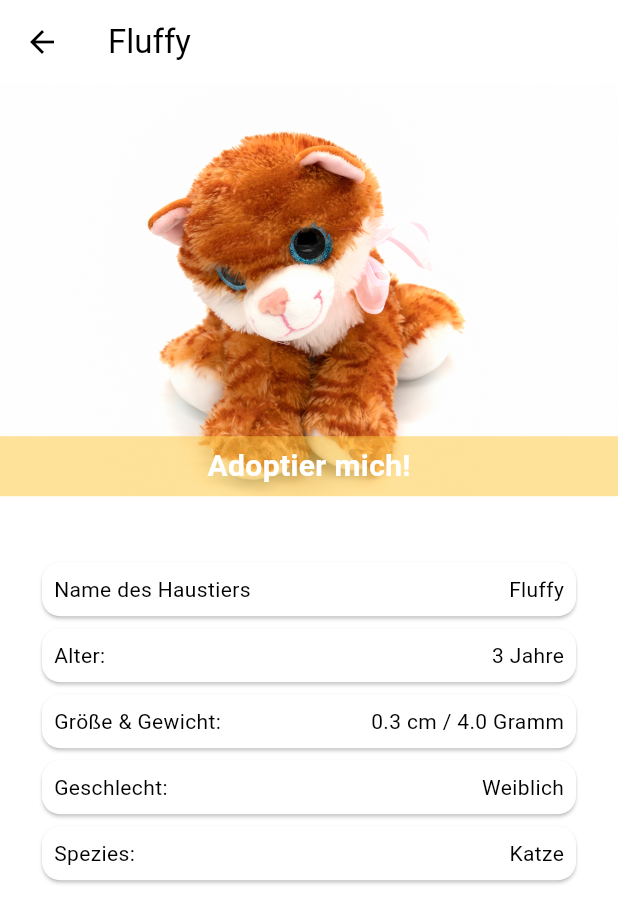
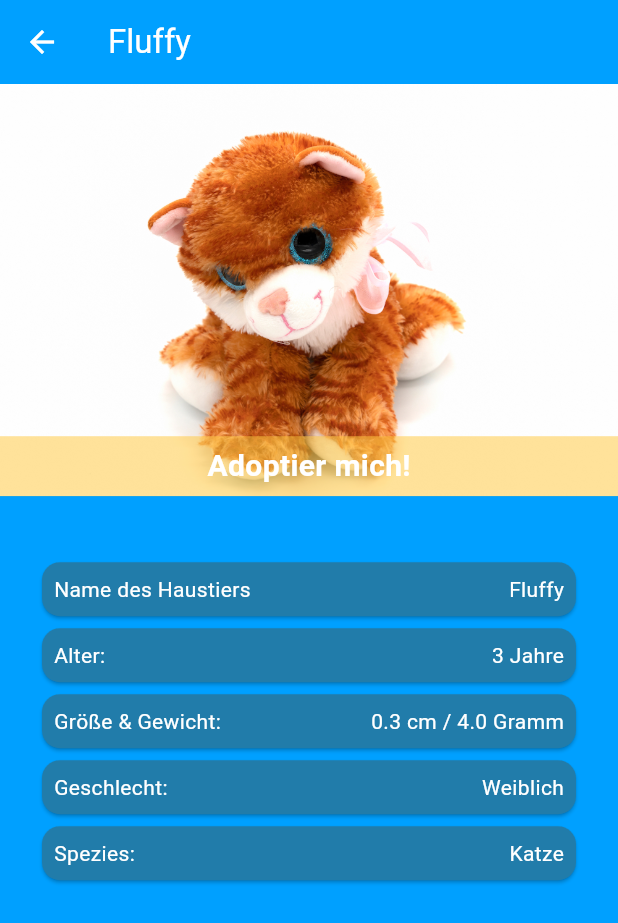
Before and after one commit to Isedin/pets-adopting-app, a Flutter app: the screen it shows after launch, after a tap on "Fluffy", on a phone screen of 412 x 824 dp. Shown: the top 923 px of the screen. Run offline on Flutter 3.47's test engine with Material 3 defaults, Android fonts, the phone set to English and light mode, and no system bars.

Commit message:
Add CustomColors class for centralized color management
- Introduced a new file `custom_colors.dart` in the theme directory.
- Defined a `CustomColors` class containing static color constants for primary, secondary, background, surface, error, and various shades of blue, orange, yellow, and red.
- This implementation aims to streamline color usage across the application and enhance maintainability.

```diff
--- a/lib/main.dart
+++ b/lib/main.dart
@@ -5,6 +5,7 @@ import 'package:pummel_the_fish/data/repositories/fake_pet_repository.dart';
 import 'package:pummel_the_fish/screens/create_pet_screen.dart';
 import 'package:pummel_the_fish/screens/home_screen.dart';
 import 'package:pummel_the_fish/screens/splash_screen.dart';
+import 'package:pummel_the_fish/theme/custom_colors.dart';
 
 void main() {
   final owner = Owner(id: "1", name: "Isedin");
@@ -193,13 +194,27 @@ class MyApp extends StatelessWidget {
       theme: ThemeData(
         useMaterial3: true,
         colorScheme: const ColorScheme.light(
-          primary: Colors.blue,
+          brightness: Brightness.light,
+          primary: CustomColors.blueDark,
           onPrimary: Colors.white,
           secondary: Colors.amber,
-          onSecondary: Colors.black,
-          surface: Colors.white,
-          onSurface: Colors.black,
+          onSecondary: Colors.white,
+          surface: CustomColors.blueLight,
+          onSurface: CustomColors.white,
         ),
+        inputDecorationTheme: const InputDecorationTheme(
+          enabledBorder: const UnderlineInputBorder(
+            borderSide: BorderSide(color: CustomColors.blueDark),
+          ),
+          focusedBorder: UnderlineInputBorder(
+            borderSide: BorderSide(color: CustomColors.blueLight),
+          ),
+          focusedErrorBorder: const UnderlineInputBorder(
+            borderSide: BorderSide(color: CustomColors.red),
+          ),
+        ),
+        fontFamily: 'Roboto',
+        textTheme: const TextTheme(),
       ),
       // home: const SplashScreen(),
       // home: const CreatePetScreen(),
--- a/lib/screens/create_pet_screen.dart
+++ b/lib/screens/create_pet_screen.dart
@@ -96,6 +96,7 @@ class _CreatePetScreenState extends State<CreatePetScreen> {
                 DropdownButtonFormField<Species>(
                   hint: const Text('Tierart auswählen'),
                   items: const [
+                    // Icon(FontAwesome.fish, color: CustomColors.blueMedium,)
                     DropdownMenuItem(value: Species.dog, child: Text('Hund')),
                     DropdownMenuItem(value: Species.cat, child: Text('Katze')),
                     DropdownMenuItem(value: Species.fish, child: Text('Fisch')),
--- a/lib/screens/detail_pet_screen.dart
+++ b/lib/screens/detail_pet_screen.dart
@@ -1,5 +1,6 @@
 import 'package:flutter/material.dart';
 import 'package:pummel_the_fish/data/models/pet.dart';
+import 'package:pummel_the_fish/theme/custom_colors.dart';
 
 class DetailPetScreen extends StatefulWidget {
   final Pet pet;
@@ -53,7 +54,7 @@ class _DetailPetScreenState extends State<DetailPetScreen> {
                     bottom: 0,
                     child: Container(
                       height: 40,
-                      color: const Color(0x88FFC942),
+                      color: CustomColors.orangeTransparent,
                       child: const Center(
                         child: Text(
                           "Adoptier mich!",
@@ -123,6 +124,7 @@ class _InfoCard extends StatelessWidget {
   @override
   Widget build(BuildContext context) {
     return Card(
+      color: CustomColors.blueMedium,
       child: Padding(
         padding: const EdgeInsets.all(8.0),
         child: Row(
--- a/lib/screens/home_screen.dart
+++ b/lib/screens/home_screen.dart
@@ -2,6 +2,7 @@ import 'package:flutter/material.dart';
 import 'package:pummel_the_fish/data/models/pet.dart';
 import 'package:pummel_the_fish/data/repositories/fake_pet_repository.dart';
 import 'package:pummel_the_fish/screens/detail_pet_screen.dart';
+import 'package:pummel_the_fish/theme/custom_colors.dart';
 
 class HomeScreen extends StatefulWidget {
   const HomeScreen({super.key});
@@ -39,12 +40,15 @@ class _HomeScreenState extends State<HomeScreen> {
               return ListTile(
                 leading: Icon(
                   (pets[index].isFemale ?? false) ? Icons.female : Icons.male,
-                  color: const Color(0xFFFFC942),
+                  color: CustomColors.orange,
                   size: 40,
                 ),
                 title: Text(pets[index].name),
                 subtitle: Text("Alter: ${pets[index].age} Jahre"),
-                trailing: const Icon(Icons.chevron_right_rounded),
+                trailing: const Icon(
+                  Icons.chevron_right_rounded,
+                  color: CustomColors.blueMedium,
+                ),
                 onTap: () {
                   Navigator.push(
                     context,
--- a/lib/screens/splash_screen.dart
+++ b/lib/screens/splash_screen.dart
@@ -6,7 +6,7 @@ class SplashScreen extends StatelessWidget {
 
   @override
   Widget build(BuildContext context) {
-    Timer(const Duration(seconds: 3), () {
+    Timer(const Duration(seconds: 1), () {
       Navigator.pushReplacementNamed(context, "/home");
     });
     return Scaffold(
@@ -18,7 +18,7 @@ class SplashScreen extends StatelessWidget {
           ),
         ),
       ),
-      backgroundColor: Colors.blue,
+      backgroundColor: Theme.of(context).colorScheme.surface,
     );
   }
 }
--- /dev/null
+++ b/lib/theme/custom_colors.dart
@@ -0,0 +1,26 @@
+import 'dart:ui';
+
+import 'package:flutter/material.dart';
+
+class CustomColors {
+  static const Color primary = Color(0xFF6200EE);
+  static const Color primaryVariant = Color(0xFF3700B3);
+  static const Color secondary = Color(0xFF03DAC6);
+  static const Color secondaryVariant = Color(0xFF018786);
+  static const Color background = Color(0xFFF5F5F5);
+  static const Color surface = Color(0xFFFFFFFF);
+  static const Color error = Color(0xFFB00020);
+  static const Color onPrimary = Colors.white;
+  static const Color onSecondary = Colors.black;
+  static const Color onBackground = Colors.black;
+  static const Color onSurface = Colors.black;
+  static const Color onError = Colors.white;
+  static const Color blueLight = Color(0xff00a0ff);
+  static const Color blueMedium = Color(0xff217caa);
+  static const Color blueDark = Color(0xff003854);
+  static const Color orange = Color(0xffffc942);
+  static const Color orangeTransparent = Color(0x88ffc942);
+  static const Color yellow = Color(0xffffeb00);
+  static const Color red = Color(0xffea5a44);
+  static const Color white = Color(0xffffffff);
+}
--- a/lib/widgets/custom_button.dart
+++ b/lib/widgets/custom_button.dart
@@ -1,6 +1,7 @@
 import 'dart:io' show Platform;
 import 'package:flutter/cupertino.dart';
 import 'package:flutter/material.dart';
+import 'package:pummel_the_fish/theme/custom_colors.dart';
 
 class CustomButton extends StatelessWidget {
   final Function onPressed;
@@ -18,7 +19,7 @@ class CustomButton extends StatelessWidget {
               height: 50,
               decoration: const BoxDecoration(
                 borderRadius: BorderRadius.all(Radius.circular(20)),
-                color: Color(0xFFFFC942),
+                color: CustomColors.orange,
               ),
               child: Center(
                 child: Text(
```
Also changed, not shown: pubspec.yaml (+15 -0 lines), assets/fonts/Comfortaa-Bold.ttf (added), assets/fonts/Comfortaa-Regular.ttf (added), assets/fonts/Comfortaa-SemiBold.ttf (added), assets/fonts/TitilliumWeb-Black.ttf (added), assets/fonts/TitilliumWeb-Bold.ttf (added).
